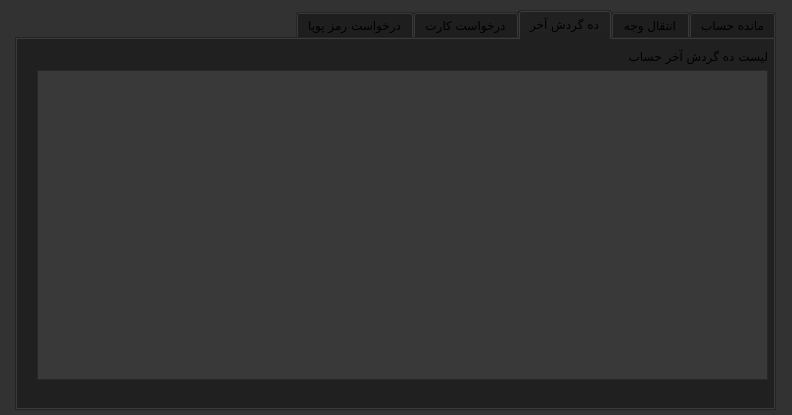
Before: the Qt Designer form accountdialog.ui in iliya-slpr/ap_project, drawn with Qt 5.
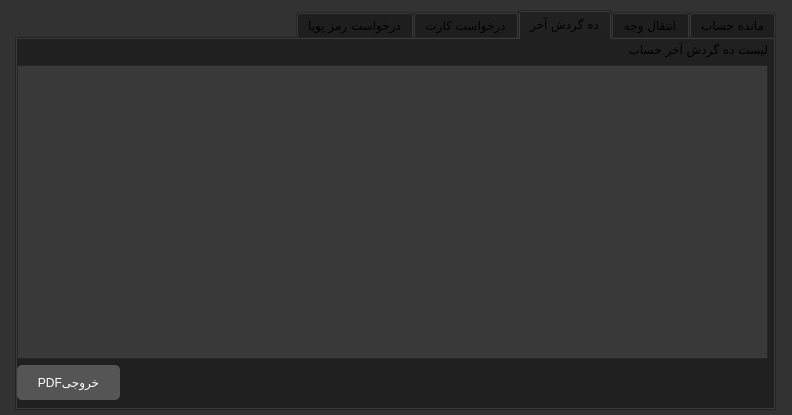
After: the same form once the commit is applied. The open tabs and pages were chosen to show the change.

Diff of the .ui file:
```diff
--- a/accountdialog.ui
+++ b/accountdialog.ui
@@ -369,22 +369,39 @@
     <attribute name="title">
      <string>ده گردش آخر</string>
     </attribute>
-    <widget class="QWidget" name="layoutWidget">
+    <widget class="QWidget" name="">
      <property name="geometry">
       <rect>
-       <x>20</x>
-       <y>10</y>
-       <width>731</width>
-       <height>331</height>
+       <x>0</x>
+       <y>0</y>
+       <width>751</width>
+       <height>361</height>
       </rect>
      </property>
      <layout class="QVBoxLayout" name="verticalLayout">
       <item>
-       <widget class="QLabel" name="label_4">
-        <property name="text">
-         <string>لیست ده گردش آخر حساب</string>
-        </property>
-       </widget>
+       <layout class="QHBoxLayout" name="horizontalLayout_6">
+        <item>
+         <widget class="QLabel" name="label_4">
+          <property name="text">
+           <string>لیست ده گردش آخر حساب</string>
+          </property>
+         </widget>
+        </item>
+        <item>
+         <spacer name="horizontalSpacer_5">
+          <property name="orientation">
+           <enum>Qt::Horizontal</enum>
+          </property>
+          <property name="sizeHint" stdset="0">
+           <size>
+            <width>40</width>
+            <height>20</height>
+           </size>
+          </property>
+         </spacer>
+        </item>
+       </layout>
       </item>
       <item>
        <widget class="QListWidget" name="transactions10">
@@ -395,6 +412,42 @@
         </property>
        </widget>
       </item>
+      <item>
+       <layout class="QHBoxLayout" name="horizontalLayout_5">
+        <item>
+         <spacer name="horizontalSpacer_4">
+          <property name="orientation">
+           <enum>Qt::Horizontal</enum>
+          </property>
+          <property name="sizeHint" stdset="0">
+           <size>
+            <width>40</width>
+            <height>20</height>
+           </size>
+          </property>
+         </spacer>
+        </item>
+        <item>
+         <widget class="QPushButton" name="PDFBtn">
+          <property name="cursor">
+           <cursorShape>PointingHandCursor</cursorShape>
+          </property>
+          <property name="styleSheet">
+           <string notr="true">QPushButton {background-color:#555; border-radius: 5px; color: white; padding:10px 20px 10px 20px;}
+QPushButton:hover
+{
+  background-color:#777;
+border:1px solid #333
+}
+</string>
+          </property>
+          <property name="text">
+           <string>PDFخروجی</string>
+          </property>
+         </widget>
+        </item>
+       </layout>
+      </item>
      </layout>
     </widget>
    </widget>
```
Left out of the diff: 2 changed lines with no effect on the pictures.
